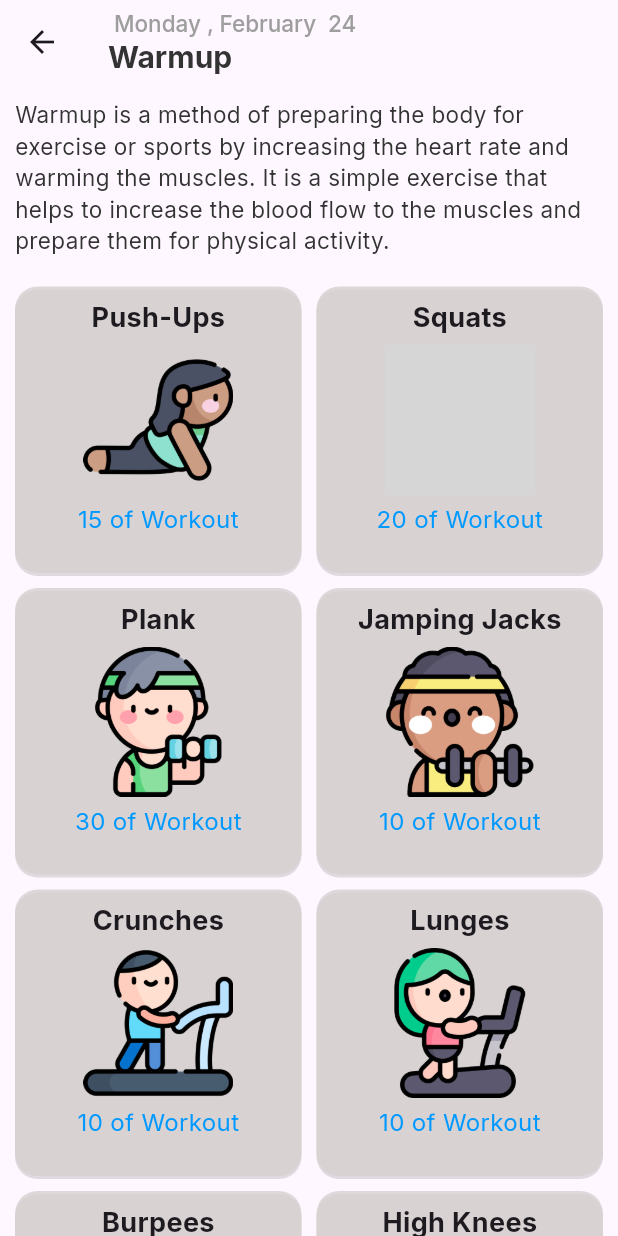
After one commit to sachishehan/Workout-Planner_mobile-App, a Flutter app: the screen it shows after launch, after a tap on "Warmup", on a phone screen of 412 x 824 dp. The commit adds this screen. Run offline on Flutter 3.47's test engine with Material 3 defaults, Android fonts, the phone set to English and light mode, and no system bars; our stand-ins replace google_fonts; grey boxes are pictures that could not be loaded.

Commit message:
created exrcise details pages

```diff
--- /dev/null
+++ b/lib/pages/exercise_details_page.dart
@@ -0,0 +1,100 @@
+import 'package:flutter/material.dart';
+import 'package:intl/intl.dart';
+import 'package:workout_plan/constants/colors.dart';
+import 'package:workout_plan/constants/responsive.dart';
+import 'package:workout_plan/models/exercise_model.dart';
+import 'package:workout_plan/widgets/exercise_card.dart';
+
+class ExerciseDetailsPage extends StatefulWidget {
+
+  final String exerciseTitle;
+  final String exerciseDescription;
+  final List<Exercise>exerciseList;
+
+  const ExerciseDetailsPage({
+    super.key,
+    required this.exerciseTitle,
+    required this.exerciseDescription,
+    required this.exerciseList
+    });
+
+  @override
+  State<ExerciseDetailsPage> createState() => _ExerciseDetailsPageState();
+}
+
+class _ExerciseDetailsPageState extends State<ExerciseDetailsPage> {
+  //date and time formatters
+  final DateFormat formetter = DateFormat('EEEE , MMMM');
+  final DateFormat dayFormat = DateFormat('dd');
+  @override
+  Widget build(BuildContext context) {
+    DateTime now =DateTime.now();
+    String formattedDate = formetter.format(now);
+    String fomattedDay = dayFormat.format(now);
+    return Scaffold(
+      appBar: AppBar(
+        title: Column(
+          crossAxisAlignment: CrossAxisAlignment.start,
+          children: [
+            Text(" $formattedDate  $fomattedDay",
+                  style: TextStyle(
+                    fontSize: 15,
+                    fontWeight: FontWeight.w500,
+                    color :kSubtitleColor,
+                    ),
+                  ),
+                  Text(
+                  widget.exerciseTitle,
+                  style: TextStyle(
+                    fontSize: 20,
+                    fontWeight: FontWeight.w700,
+                    color :kMainBlackColor,
+                    ),
+                  ),
+          ],
+        ),
+      ),
+      body: SingleChildScrollView(
+        child: Padding(
+          padding: const EdgeInsets.all(kDefaultPadding),
+          child: Column(
+            children: [
+              Text(
+                    widget.exerciseDescription,
+                    style: TextStyle(
+                      fontSize: 15,
+                      fontWeight: FontWeight.normal,
+                      color :kMainBlackColor,
+                    ),
+                  ),
+                  SizedBox(
+                    height: 20,
+                  ),
+
+                  //gridview
+                  GridView.builder(
+
+                    shrinkWrap: true,
+                    physics: NeverScrollableScrollPhysics(),
+                    gridDelegate: SliverGridDelegateWithFixedCrossAxisCount(
+                      crossAxisCount: 2,
+                      crossAxisSpacing: kDefaultPadding,
+                      mainAxisSpacing:kDefaultPadding,
+                      ),
+                      itemCount: widget.exerciseList.length,
+                    itemBuilder: (context,index){
+                      Exercise exercise = widget.exerciseList[index];
+                      return ExerciseCard(
+                        title: exercise.exerciseName,
+                        imageUrl: exercise.exerciseImageUrl,
+                        description: "${exercise.noOfMinutes} of Workout"
+                      );
+                    },
+                  ),
+            ],
+          ),
+        ),
+      ),
+    );
+  }
+}
--- a/lib/pages/home_page.dart
+++ b/lib/pages/home_page.dart
@@ -3,7 +3,10 @@ import 'package:intl/date_symbol_data_local.dart';
 import 'package:intl/intl.dart';
 import 'package:workout_plan/constants/colors.dart';
 import 'package:workout_plan/constants/responsive.dart';
+import 'package:workout_plan/data/equipment_data.dart';
+import 'package:workout_plan/data/exercise_data.dart';
 import 'package:workout_plan/data/user_data.dart';
+import 'package:workout_plan/pages/exercise_details_page.dart';
 import 'package:workout_plan/widgets/exercise_card.dart';
 import 'package:workout_plan/widgets/pogress_card.dart';
 
@@ -22,6 +25,10 @@ class _HomePageState extends State<HomePage> {
 
   //user data
   final userDate = user;
+
+  //exercise and equipment data
+  final exerciseList =ExerciseData().ExerciseList;
+  final equipmentList =EquipmentData().equipmentList;
 
 
   @override
@@ -75,10 +82,22 @@ class _HomePageState extends State<HomePage> {
                   Row(
                     mainAxisAlignment: MainAxisAlignment.spaceBetween,
                     children: [
-                      ExerciseCard(
+                      GestureDetector(
+                        onTap: () {
+                          Navigator.push(
+                            context, MaterialPageRoute(builder: (context) =>
+                            ExerciseDetailsPage(
+                              exerciseTitle: "Warmup",
+                              exerciseDescription: "Warmup is a method of preparing the body for exercise or sports by increasing the heart rate and warming the muscles. It is a simple exercise that helps to increase the blood flow to the muscles and prepare them for physical activity.",
+                              exerciseList: exerciseList),
+                              ),
+                            );
+                        },
+                        child: ExerciseCard(
                           description: "See more..",
                           imageUrl: "assests/images/exercises/cobra.png",
                           title: "Warmup",
+                        ),
                       ),
                       ExerciseCard(
                         description: "See more..",
@@ -93,15 +112,25 @@ class _HomePageState extends State<HomePage> {
                   Row(
                     mainAxisAlignment: MainAxisAlignment.spaceBetween,
                     children: [
-                      ExerciseCard(
+                      GestureDetector(
+                        onTap: () {
+                          Navigator.push(context, MaterialPageRoute(builder: (context)=>ExerciseDetailsPage(exerciseTitle: "Exercise", exerciseDescription: "Warmup is a method of preparing the body for exercise or sports by increasing the heart rate and warming the muscles. It is a simple exercise that helps to increase the blood flow to the muscles and prepare them for physical activity.", exerciseList: exerciseList),),);
+                        },
+                        child: ExerciseCard(
                           description: "See more..",
                           imageUrl: "assests/images/exercises/triangle.png",
                           title: "Exercise",
                         ),
-                      ExerciseCard(
+                      ),
+                      GestureDetector(
+                        onTap: () {
+                          Navigator.push(context, MaterialPageRoute(builder: (context)=> ExerciseDetailsPage(exerciseTitle: "Streching", exerciseDescription: "Warmup is a method of preparing the body for exercise or sports by increasing the heart rate and warming the muscles. It is a simple exercise that helps to increase the blood flow to the muscles and prepare them for physical activity.", exerciseList: exerciseList)));
+                        },
+                        child: ExerciseCard(
                           description: "See more..",
                           imageUrl: "assests/images/exercises/yoga.png",
                           title: "Stretching",
+                        ),
                       ),
                     ],
                   ),
```
Lines whose indentation alone changed are shown as unchanged.
